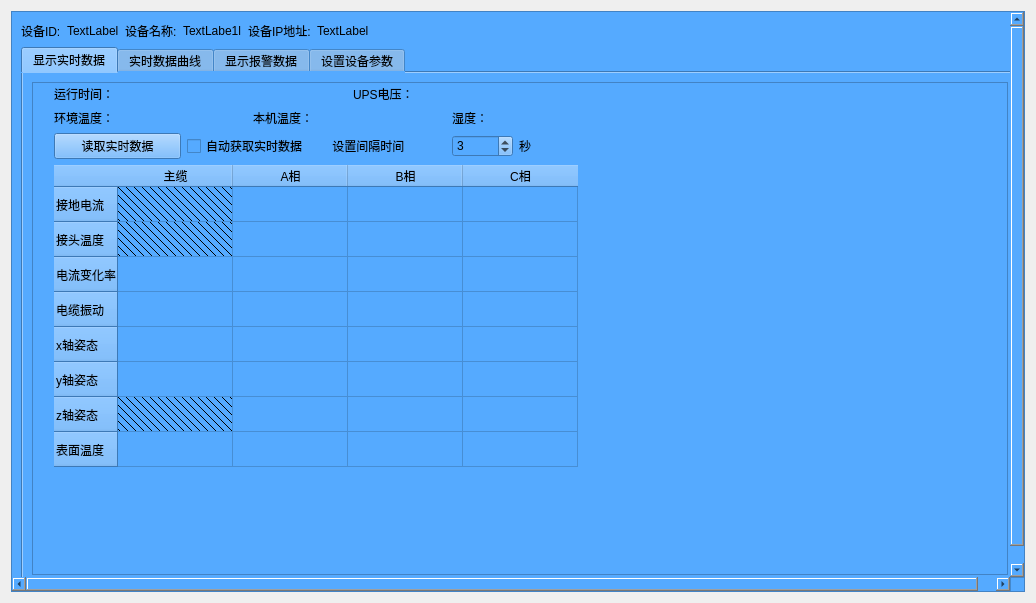
Qt form cabledatawidget.ui (ounie-os/line_monitor) before a commit.
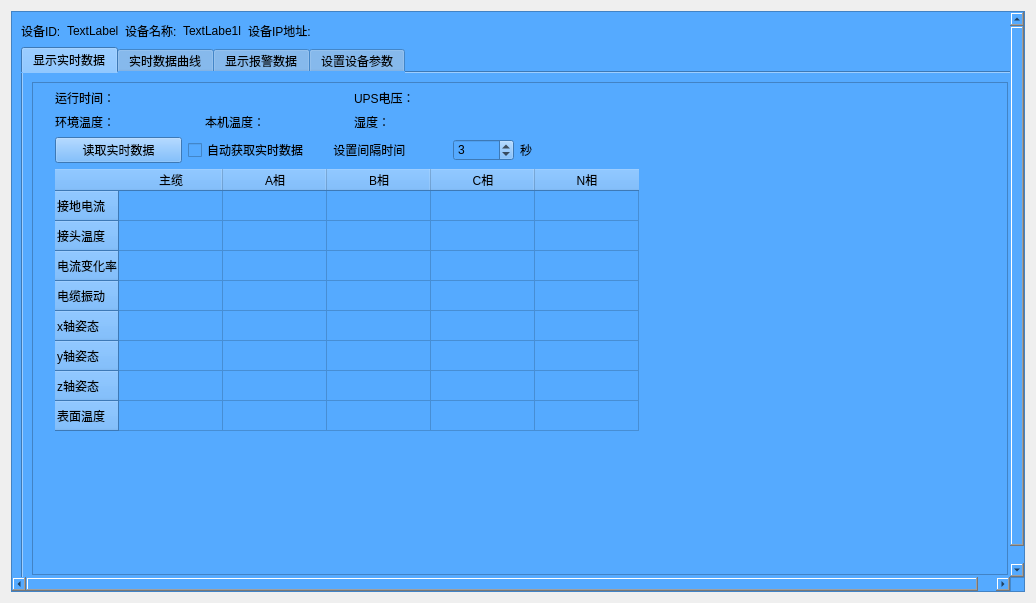
The same form after that commit. Custom widgets are drawn as their Qt base class.

Commit message: 修正ui显示部分内容；去掉自动获取数据按钮

What changed in the file:
```diff
--- a/cabledatawidget.ui
+++ b/cabledatawidget.ui
@@ -94,7 +94,7 @@
            <item>
             <widget class="QLabel" name="label_IP">
              <property name="text">
-              <string>TextLabel</string>
+              <string/>
              </property>
             </widget>
            </item>
@@ -140,19 +140,19 @@
                 <widget class="QWidget" name="layoutWidget">
                  <property name="geometry">
                   <rect>
-                   <x>21</x>
-                   <y>2</y>
+                   <x>22</x>
+                   <y>6</y>
                    <width>591</width>
-                   <height>471</height>
+                   <height>361</height>
                   </rect>
                  </property>
-                 <layout class="QVBoxLayout" name="verticalLayout_7" stretch="1,6">
+                 <layout class="QVBoxLayout" name="verticalLayout_7">
                   <item>
-                   <layout class="QVBoxLayout" name="verticalLayout_3" stretch="2,1">
+                   <layout class="QHBoxLayout" name="horizontalLayout_15">
                     <item>
-                     <layout class="QVBoxLayout" name="verticalLayout_2">
+                     <layout class="QVBoxLayout" name="verticalLayout_3">
                       <item>
-                       <layout class="QHBoxLayout" name="horizontalLayout_5" stretch="1,2,1,2">
+                       <layout class="QHBoxLayout" name="horizontalLayout_14">
                         <item>
                          <widget class="QLabel" name="label_14">
                           <property name="text">
@@ -170,24 +170,10 @@
                           </property>
                          </widget>
                         </item>
-                        <item>
-                         <widget class="QLabel" name="label_37">
-                          <property name="text">
-                           <string>UPS电压：</string>
-                          </property>
-                         </widget>
-                        </item>
-                        <item>
-                         <widget class="QLabel" name="label_38">
-                          <property name="text">
-                           <string/>
-                          </property>
-                         </widget>
-                        </item>
                        </layout>
                       </item>
                       <item>
-                       <layout class="QHBoxLayout" name="horizontalLayout_6">
+                       <layout class="QHBoxLayout" name="horizontalLayout_13">
                         <item>
                          <widget class="QLabel" name="label_43">
                           <property name="text">
@@ -216,6 +202,32 @@
                           </property>
                          </widget>
                         </item>
+                       </layout>
+                      </item>
+                     </layout>
+                    </item>
+                    <item>
+                     <layout class="QVBoxLayout" name="verticalLayout_2">
+                      <item>
+                       <layout class="QHBoxLayout" name="horizontalLayout_5">
+                        <item>
+                         <widget class="QLabel" name="label_37">
+                          <property name="text">
+                           <string>UPS电压：</string>
+                          </property>
+                         </widget>
+                        </item>
+                        <item>
+                         <widget class="QLabel" name="label_38">
+                          <property name="text">
+                           <string/>
+                          </property>
+                         </widget>
+                        </item>
+                       </layout>
+                      </item>
+                      <item>
+                       <layout class="QHBoxLayout" name="horizontalLayout_6">
                         <item>
                          <widget class="QLabel" name="label_45">
                           <property name="text">
@@ -234,6 +246,8 @@
                       </item>
                      </layout>
                     </item>
+                   </layout>
+                  </item>
                     <item>
                      <layout class="QHBoxLayout" name="horizontalLayout_4">
                       <item>
@@ -285,8 +299,6 @@
                       </item>
                      </layout>
                     </item>
-                   </layout>
-                  </item>
                   <item>
                    <widget class="QTableWidget" name="tableWidget">
                     <property name="sizePolicy">
@@ -302,10 +314,10 @@
                      <number>0</number>
                     </property>
                     <attribute name="horizontalHeaderDefaultSectionSize">
-                     <number>115</number>
+                     <number>104</number>
                     </attribute>
                     <attribute name="verticalHeaderDefaultSectionSize">
-                     <number>35</number>
+                     <number>30</number>
                     </attribute>
                     <row>
                      <property name="text">
@@ -367,15 +379,20 @@
                       <string>C相</string>
                      </property>
                     </column>
+                    <column>
+                     <property name="text">
+                      <string>N相</string>
+                     </property>
+                    </column>
                     <item row="0" column="0">
                      <property name="text">
                       <string/>
                      </property>
                      <property name="textAlignment">
-                      <set>AlignLeft|AlignVCenter</set>
+                      <set>AlignLeading|AlignVCenter</set>
                      </property>
                      <property name="background">
-                      <brush brushstyle="FDiagPattern">
+                      <brush brushstyle="NoBrush">
                        <color alpha="255">
                         <red>0</red>
                         <green>0</green>
@@ -426,7 +443,7 @@
                       </font>
                      </property>
                      <property name="background">
-                      <brush brushstyle="FDiagPattern">
+                      <brush brushstyle="NoBrush">
                        <color alpha="255">
                         <red>0</red>
                         <green>0</green>
@@ -435,7 +452,7 @@
                       </brush>
                      </property>
                      <property name="foreground">
-                      <brush brushstyle="FDiagPattern">
+                      <brush brushstyle="NoBrush">
                        <color alpha="255">
                         <red>0</red>
                         <green>0</green>
@@ -449,7 +466,7 @@
                       <string/>
                      </property>
                      <property name="background">
-                      <brush brushstyle="FDiagPattern">
+                      <brush brushstyle="NoBrush">
                        <color alpha="255">
                         <red>0</red>
                         <green>0</green>
@@ -458,7 +475,7 @@
                       </brush>
                      </property>
                      <property name="foreground">
-                      <brush brushstyle="FDiagPattern">
+                      <brush brushstyle="NoBrush">
                        <color alpha="255">
                         <red>0</red>
                         <green>0</green>
```
Left out of the diff: 4 changed lines with no effect on the pictures. Lines whose indentation alone changed are shown as unchanged. The commit also changes 7 other files.
